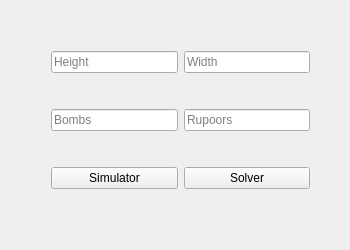
Old version of the form settingswindow.ui in the repository Tyranisaur/Thrilldigger.
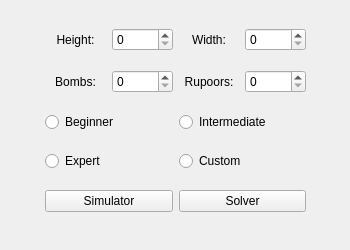
New version of the form.

What changed in the file:
```diff
--- a/settingswindow.ui
+++ b/settingswindow.ui
@@ -26,6 +26,12 @@
      <verstretch>0</verstretch>
     </sizepolicy>
    </property>
+   <property name="maximumSize">
+    <size>
+     <width>16777215</width>
+     <height>16777215</height>
+    </size>
+   </property>
    <property name="contextMenuPolicy">
     <enum>Qt::NoContextMenu</enum>
    </property>
@@ -34,55 +40,127 @@
      <rect>
       <x>40</x>
       <y>10</y>
-      <width>281</width>
+      <width>271</width>
       <height>221</height>
      </rect>
     </property>
     <layout class="QVBoxLayout" name="verticalLayout">
+     <property name="leftMargin">
+      <number>5</number>
+     </property>
+     <property name="topMargin">
+      <number>5</number>
+     </property>
+     <property name="rightMargin">
+      <number>5</number>
+     </property>
+     <property name="bottomMargin">
+      <number>5</number>
+     </property>
      <item>
       <layout class="QHBoxLayout" name="horizontalLayout_3">
        <item>
-        <widget class="QLineEdit" name="heightTextBox">
-         <property name="toolTip">
-          <string>&lt;html&gt;&lt;head/&gt;&lt;body&gt;&lt;p&gt;Height&lt;/p&gt;&lt;/body&gt;&lt;/html&gt;</string>
+        <widget class="QLabel" name="heightLabel">
+         <property name="text">
+          <string>Height:</string>
          </property>
-         <property name="placeholderText">
-          <string>Height</string>
+         <property name="alignment">
+          <set>Qt::AlignCenter</set>
          </property>
         </widget>
        </item>
        <item>
-        <widget class="QLineEdit" name="widthTextBox">
-         <property name="toolTip">
-          <string>&lt;html&gt;&lt;head/&gt;&lt;body&gt;&lt;p&gt;Width&lt;/p&gt;&lt;/body&gt;&lt;/html&gt;</string>
+        <widget class="QSpinBox" name="heightSpinner"/>
+       </item>
+       <item>
+        <widget class="QLabel" name="widthLabel">
+         <property name="text">
+          <string>Width:</string>
          </property>
-         <property name="placeholderText">
-          <string>Width</string>
+         <property name="alignment">
+          <set>Qt::AlignCenter</set>
          </property>
         </widget>
        </item>
+       <item>
+        <widget class="QSpinBox" name="widthSpinner"/>
+       </item>
       </layout>
      </item>
      <item>
       <layout class="QHBoxLayout" name="horizontalLayout_4">
        <item>
-        <widget class="QLineEdit" name="bombsTextBox">
-         <property name="toolTip">
-          <string>&lt;html&gt;&lt;head/&gt;&lt;body&gt;&lt;p&gt;Bombs&lt;/p&gt;&lt;/body&gt;&lt;/html&gt;</string>
+        <widget class="QLabel" name="bombsLabel">
+         <property name="text">
+          <string>Bombs:</string>
          </property>
-         <property name="placeholderText">
-          <string>Bombs</string>
+         <property name="alignment">
+          <set>Qt::AlignCenter</set>
          </property>
         </widget>
        </item>
        <item>
-        <widget class="QLineEdit" name="rupoorsTextBox">
-         <property name="toolTip">
-          <string>&lt;html&gt;&lt;head/&gt;&lt;body&gt;&lt;p&gt;Rupoors&lt;/p&gt;&lt;/body&gt;&lt;/html&gt;</string>
+        <widget class="QSpinBox" name="bombsSpinner"/>
+       </item>
+       <item>
+        <widget class="QLabel" name="rupoorsLabel">
+         <property name="text">
+          <string>Rupoors:</string>
          </property>
-         <property name="placeholderText">
-          <string>Rupoors</string>
+         <property name="alignment">
+          <set>Qt::AlignCenter</set>
          </property>
+        </widget>
+       </item>
+       <item>
+        <widget class="QSpinBox" name="rupoorsSpinner"/>
+       </item>
+      </layout>
+     </item>
+     <item>
+      <layout class="QHBoxLayout" name="horizontalLayout">
+       <item>
+        <widget class="QRadioButton" name="beginnerRadioButton">
+         <property name="text">
+          <string>Beginner</string>
+         </property>
+         <attribute name="buttonGroup">
+          <string notr="true">buttonGroup</string>
+         </attribute>
+        </widget>
+       </item>
+       <item>
+        <widget class="QRadioButton" name="intermediateRadioButton">
+         <property name="text">
+          <string>Intermediate</string>
+         </property>
+         <attribute name="buttonGroup">
+          <string notr="true">buttonGroup</string>
+         </attribute>
+        </widget>
+       </item>
+      </layout>
+     </item>
+     <item>
+      <layout class="QHBoxLayout" name="horizontalLayout_5">
+       <item>
+        <widget class="QRadioButton" name="expertRadioButton">
+         <property name="text">
+          <string>Expert</string>
+         </property>
+         <attribute name="buttonGroup">
+          <string notr="true">buttonGroup</string>
+         </attribute>
+        </widget>
+       </item>
+       <item>
+        <widget class="QRadioButton" name="customRadioButton">
+         <property name="text">
+          <string>Custom</string>
+         </property>
+         <attribute name="buttonGroup">
+          <string notr="true">buttonGroup</string>
+         </attribute>
         </widget>
        </item>
       </layout>
```
Left out of the diff: 8 changed lines with no effect on the pictures.
